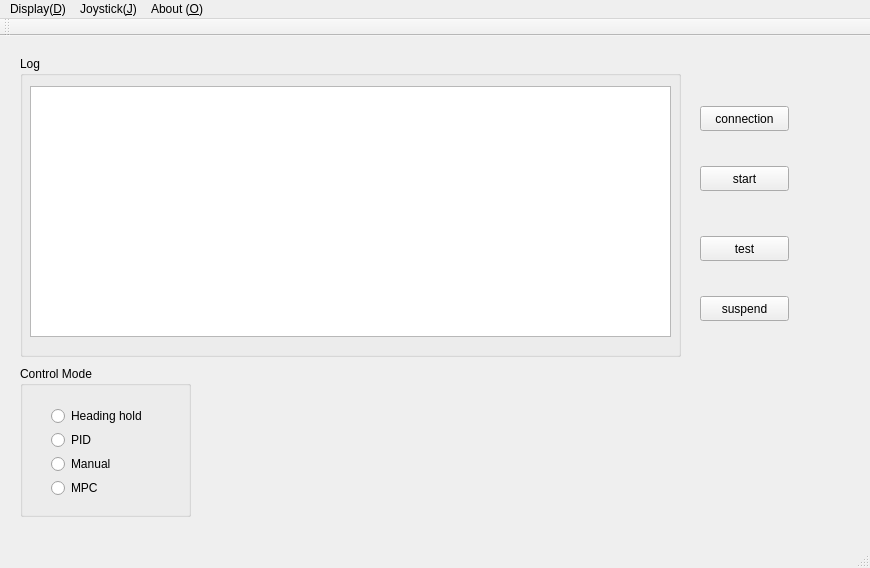
Above: DPfloatover/QT/mainwindow.ui from wp6726454/USV-robotics before the change. Below: the same form after it.
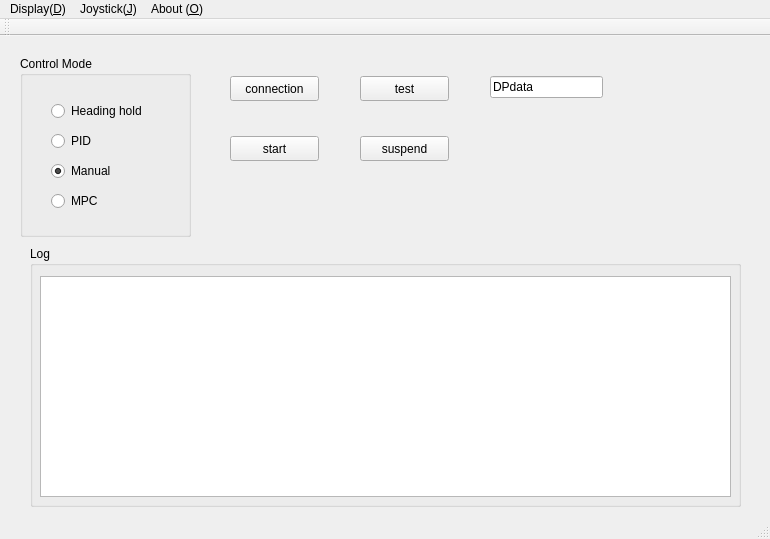
That is the form after the change.

What changed in the file:
```diff
--- a/DPfloatover/QT/mainwindow.ui
+++ b/DPfloatover/QT/mainwindow.ui
@@ -6,8 +6,8 @@
    <rect>
     <x>0</x>
     <y>0</y>
-    <width>870</width>
-    <height>568</height>
+    <width>770</width>
+    <height>539</height>
    </rect>
   </property>
   <property name="windowTitle">
@@ -17,8 +17,8 @@
    <widget class="QPushButton" name="PB_start">
     <property name="geometry">
      <rect>
-      <x>700</x>
-      <y>130</y>
+      <x>230</x>
+      <y>100</y>
       <width>89</width>
       <height>25</height>
      </rect>
@@ -30,10 +30,10 @@
    <widget class="QGroupBox" name="Log_GB">
     <property name="geometry">
      <rect>
-      <x>20</x>
-      <y>20</y>
-      <width>661</width>
-      <height>301</height>
+      <x>30</x>
+      <y>210</y>
+      <width>711</width>
+      <height>261</height>
      </rect>
     </property>
     <property name="title">
@@ -47,8 +47,8 @@
       <rect>
        <x>10</x>
        <y>30</y>
-       <width>641</width>
-       <height>251</height>
+       <width>691</width>
+       <height>221</height>
       </rect>
      </property>
     </widget>
@@ -56,8 +56,8 @@
    <widget class="QPushButton" name="PB_connection">
     <property name="geometry">
      <rect>
-      <x>700</x>
-      <y>70</y>
+      <x>230</x>
+      <y>40</y>
       <width>89</width>
       <height>25</height>
      </rect>
@@ -69,8 +69,8 @@
    <widget class="QPushButton" name="PB_test">
     <property name="geometry">
      <rect>
-      <x>700</x>
-      <y>200</y>
+      <x>360</x>
+      <y>40</y>
       <width>89</width>
       <height>25</height>
      </rect>
@@ -82,8 +82,8 @@
    <widget class="QPushButton" name="PB_suspend">
     <property name="geometry">
      <rect>
-      <x>700</x>
-      <y>260</y>
+      <x>360</x>
+      <y>100</y>
       <width>89</width>
       <height>25</height>
      </rect>
@@ -96,21 +96,21 @@
     <property name="geometry">
      <rect>
       <x>20</x>
-      <y>330</y>
+      <y>20</y>
       <width>171</width>
-      <height>151</height>
+      <height>181</height>
      </rect>
     </property>
     <property name="title">
      <string>Control Mode</string>
     </property>
-    <widget class="QWidget" name="">
+    <widget class="QWidget" name="layoutWidget">
      <property name="geometry">
       <rect>
        <x>20</x>
        <y>30</y>
-       <width>118</width>
-       <height>112</height>
+       <width>131</width>
+       <height>141</height>
       </rect>
      </property>
      <layout class="QVBoxLayout" name="verticalLayout">
@@ -133,6 +133,9 @@
         <property name="text">
          <string>Manual</string>
         </property>
+        <property name="checked">
+         <bool>true</bool>
+        </property>
        </widget>
       </item>
       <item>
@@ -145,14 +148,27 @@
      </layout>
     </widget>
    </widget>
+   <widget class="QLineEdit" name="Projectname">
+    <property name="geometry">
+     <rect>
+      <x>490</x>
+      <y>40</y>
+      <width>113</width>
+      <height>22</height>
+     </rect>
+    </property>
+    <property name="text">
+     <string>DPdata</string>
+    </property>
+   </widget>
   </widget>
   <widget class="QMenuBar" name="menuBar">
    <property name="geometry">
     <rect>
      <x>0</x>
      <y>0</y>
-     <width>870</width>
-     <height>22</height>
+     <width>770</width>
+     <height>19</height>
     </rect>
    </property>
    <widget class="QMenu" name="menuOpen">
```
